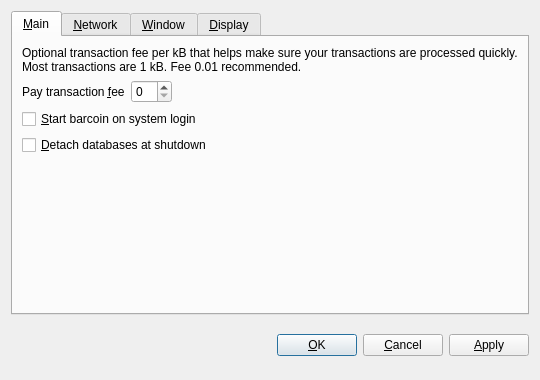
Before: the Qt Designer form src/qt/forms/optionsdialog.ui in kolopeda/beancoin, drawn with Qt 5.
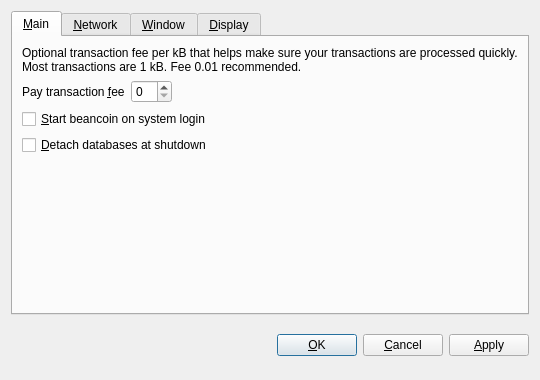
After: the same form once the commit is applied. The open tabs and pages were chosen to show the change. Custom widgets are drawn as their Qt base class.

```diff
--- a/src/qt/forms/optionsdialog.ui
+++ b/src/qt/forms/optionsdialog.ui
@@ -82,7 +82,7 @@
           <string>Automatically start barcoin after logging in to the system.</string>
          </property>
          <property name="text">
-          <string>&amp;Start barcoin on system login</string>
+          <string>&amp;Start beancoin on system login</string>
          </property>
         </widget>
        </item>
```
Left out of the diff: 10 changed lines with no effect on the pictures.
